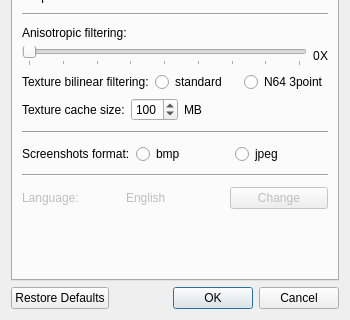
gonetz/GLideN64, file src/GLideNUI/configDialog.ui: the form before one commit; both pictures show x 0 to 350 and y 205 to 525 of the 350 by 525 pixel window.
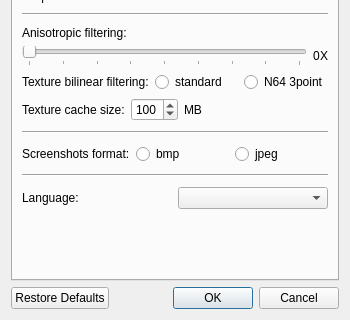
The form after the commit. The open tabs and pages were chosen to show the change. Icons and pictures are not drawn.

The edit to the form file:
```diff
--- a/src/GLideNUI/configDialog.ui
+++ b/src/GLideNUI/configDialog.ui
@@ -535,7 +535,7 @@
            <item>
             <widget class="QLabel" name="label_15">
              <property name="enabled">
-              <bool>false</bool>
+              <bool>true</bool>
              </property>
              <property name="toolTip">
               <string>&lt;html&gt;&lt;head/&gt;&lt;body&gt;&lt;p&gt;&lt;span style=&quot; font-weight:600;&quot;&gt;Language select:&lt;/span&gt;&lt;/p&gt;&lt;p&gt;Press the button to invoke language selection dialog. Selected language will be activated after restart of the configuration dialog.&lt;/p&gt;&lt;/body&gt;&lt;/html&gt;</string>
@@ -546,30 +546,7 @@
             </widget>
            </item>
            <item>
-            <widget class="QLabel" name="label_14">
-             <property name="enabled">
-              <bool>false</bool>
-             </property>
-             <property name="toolTip">
-              <string>&lt;html&gt;&lt;head/&gt;&lt;body&gt;&lt;p&gt;&lt;span style=&quot; font-weight:600;&quot;&gt;Language select:&lt;/span&gt;&lt;/p&gt;&lt;p&gt;Press the button to invoke language selection dialog. Selected language will be activated after restart of the configuration dialog.&lt;/p&gt;&lt;/body&gt;&lt;/html&gt;</string>
-             </property>
-             <property name="text">
-              <string>English</string>
-             </property>
-            </widget>
-           </item>
-           <item>
-            <widget class="QPushButton" name="selectLangButton">
-             <property name="enabled">
-              <bool>false</bool>
-             </property>
-             <property name="toolTip">
-              <string>&lt;html&gt;&lt;head/&gt;&lt;body&gt;&lt;p&gt;&lt;span style=&quot; font-weight:600;&quot;&gt;Language select:&lt;/span&gt;&lt;/p&gt;&lt;p&gt;Press the button to invoke language selection dialog. Selected language will be activated after restart of the configuration dialog.&lt;/p&gt;&lt;/body&gt;&lt;/html&gt;</string>
-             </property>
-             <property name="text">
-              <string>Change</string>
-             </property>
-            </widget>
+            <widget class="QComboBox" name="translationsComboBox"/>
            </item>
           </layout>
          </item>
```
Left out of the diff: 6 changed lines with no effect on the pictures.
